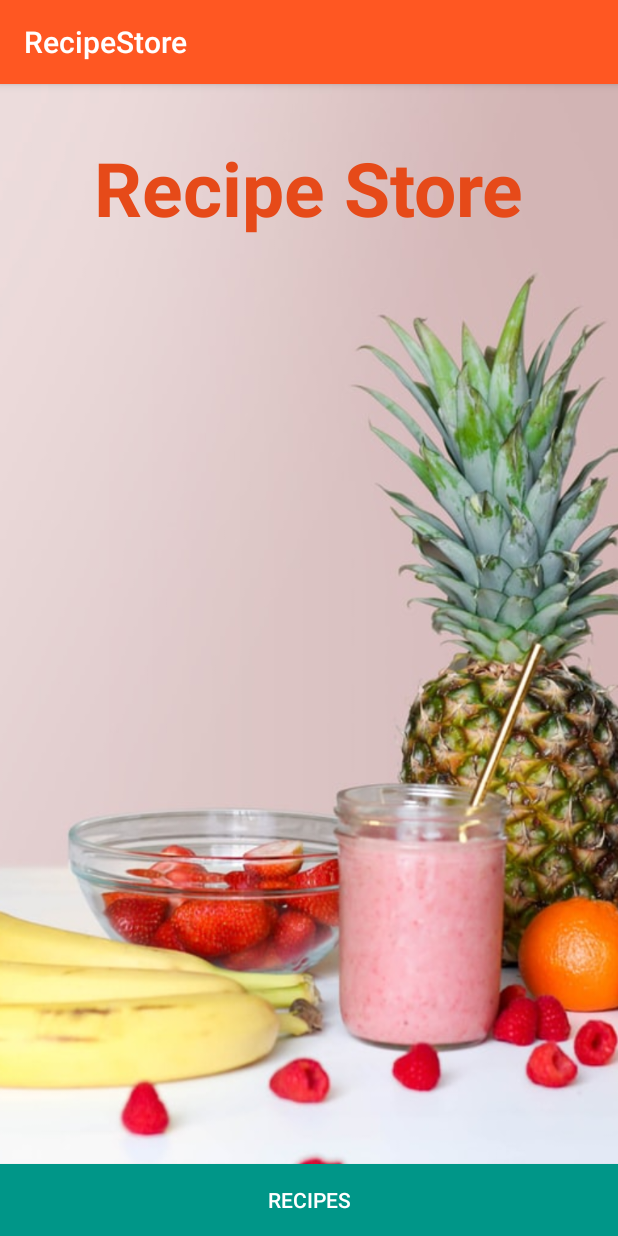
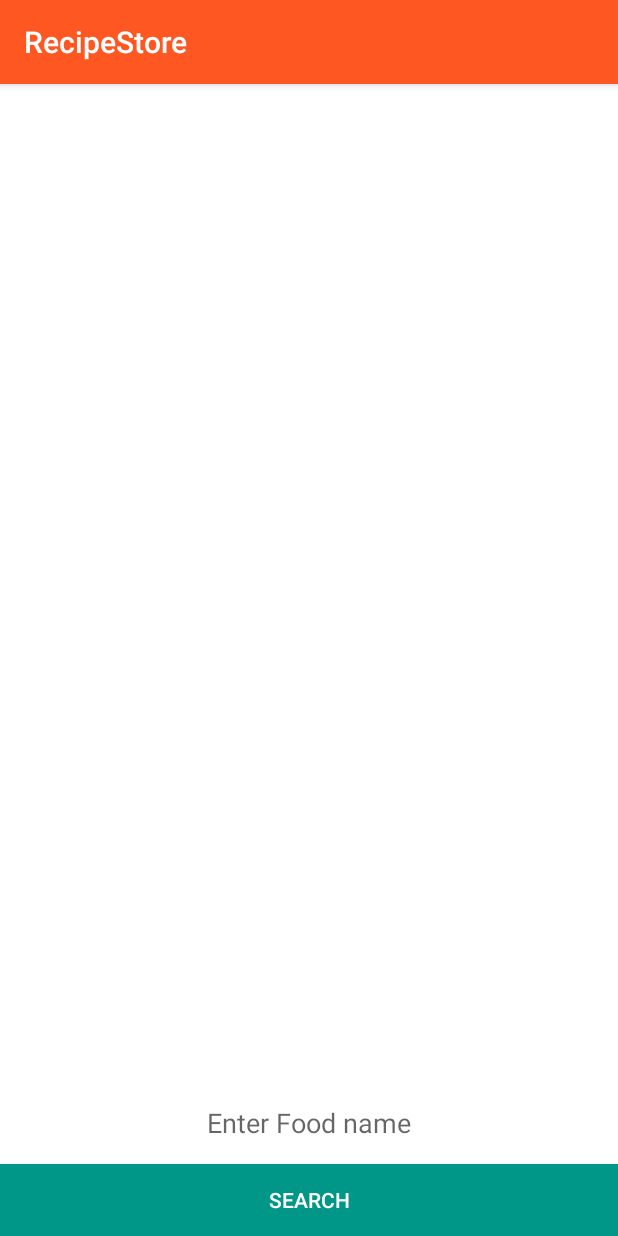
Before and after one commit to muyenzi/RecipeStore, an Android app: the screen it shows after launch (MainActivity before the commit, RecipesActivity after it), after a tap on "RECIPES", on a phone screen of 412 x 824 dp. Run offline under Robolectric (Android 15) with nearby library versions, the phone set to English and light mode, and no system bars.

Commit message:
added the search button

```diff
--- a/app/src/main/AndroidManifest.xml
+++ b/app/src/main/AndroidManifest.xml
@@ -9,6 +9,8 @@
         android:roundIcon="@mipmap/ic_launcher_round"
         android:supportsRtl="true"
         android:theme="@style/AppTheme">
+        <activity android:name=".FoodActivity"></activity>
+        <activity android:name=".RecipesActivity" />
         <activity android:name=".MainActivity">
             <intent-filter>
                 <action android:name="android.intent.action.MAIN" />
--- a/app/src/main/java/com/moringaschool/recipestore/MainActivity.java
+++ b/app/src/main/java/com/moringaschool/recipestore/MainActivity.java
@@ -22,7 +22,7 @@ public class MainActivity extends AppCompatActivity {
             @Override
             public void onClick(View v) {
 //                Toast.makeText(MainActivity.this, "Search!", Toast.LENGTH_LONG).show();
-                Intent intent=new Intent(MainActivity.this,menuActivity.class);
+                Intent intent=new Intent(MainActivity.this,RecipesActivity.class);
                 startActivity(intent);
             }
         });
--- /dev/null
+++ b/app/src/main/java/com/moringaschool/recipestore/RecipesActivity.java
@@ -0,0 +1,34 @@
+package com.moringaschool.recipestore;
+
+import androidx.appcompat.app.AppCompatActivity;
+
+import android.app.ListActivity;
+import android.content.Intent;
+import android.os.Bundle;
+import android.print.PrinterId;
+import android.util.Log;
+import android.view.View;
+import android.widget.Button;
+import android.widget.EditText;
+
+public class RecipesActivity extends AppCompatActivity {
+    public static final String TAG = RecipesActivity.class.getSimpleName();
+    private Button mSearch;
+    private EditText mSearchEditText;
+
+    @Override
+    protected void onCreate(Bundle savedInstanceState) {
+        super.onCreate(savedInstanceState);
+        setContentView(R.layout.activity_recipes);
+
+        mSearchEditText = (EditText)findViewById(R.id.searchEditText);
+        mSearch = (Button)findViewById(R.id.search);
+
+        mSearch.setOnClickListener((new View.OnClickListener() {
+            @Override
+            public void onClick(View v) {
+            }
+        }));
+
+    }
+}
--- /dev/null
+++ b/app/src/main/res/layout/activity_recipes.xml
@@ -0,0 +1,29 @@
+<?xml version="1.0" encoding="utf-8"?>
+<RelativeLayout xmlns:android="http://schemas.android.com/apk/res/android"
+    xmlns:tools="http://schemas.android.com/tools"
+    android:layout_width="match_parent"
+    android:layout_height="match_parent"
+    tools:context="com.moringaschool.recipestore.RecipesActivity"
+    android:background="#FFFFFF">
+
+    <EditText
+        android:layout_width="wrap_content"
+        android:layout_height="wrap_content"
+        android:id="@+id/searchEditText"
+        android:background="@color/colorTextIcons"
+        android:layout_above="@+id/search"
+        android:layout_marginBottom="10dp"
+        android:padding="5dp"
+        android:hint="Enter Food name"
+        android:layout_centerHorizontal="true" />
+
+    <Button
+        android:layout_width="match_parent"
+        android:layout_height="wrap_content"
+        android:text="Search"
+        android:id="@+id/search"
+        android:background="@color/colorAccent"
+        android:textColor="@color/colorTextIcons"
+        android:layout_alignParentBottom="true"
+        android:layout_centerHorizontal="true" />
+</RelativeLayout>
```
Also changed, not shown: app/src/main/java/com/moringaschool/recipestore/FoodActivity.java (added, +16 -0 lines), app/src/main/res/layout/activity_food.xml (added, +9 -0 lines), 1 other file.
